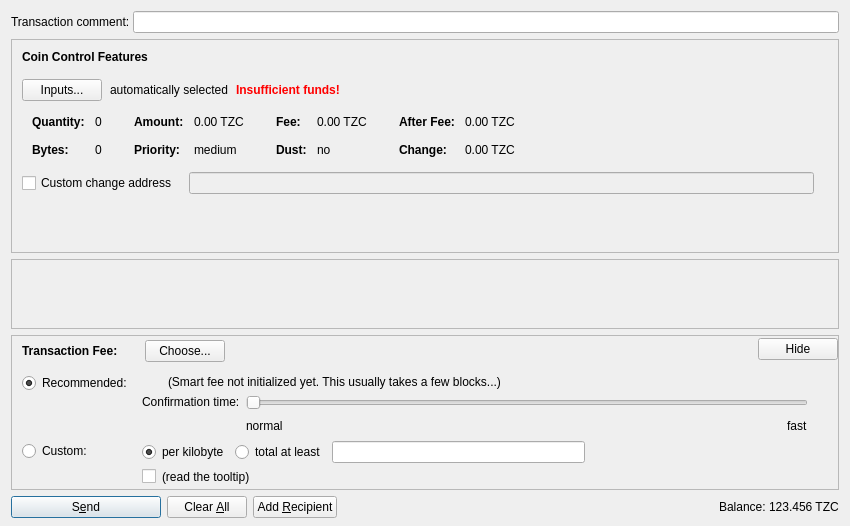
Above: src/qt/forms/sendcoinsdialog.ui from TrezarCoin/TrezarCoin before the change. Below: the same form after it.
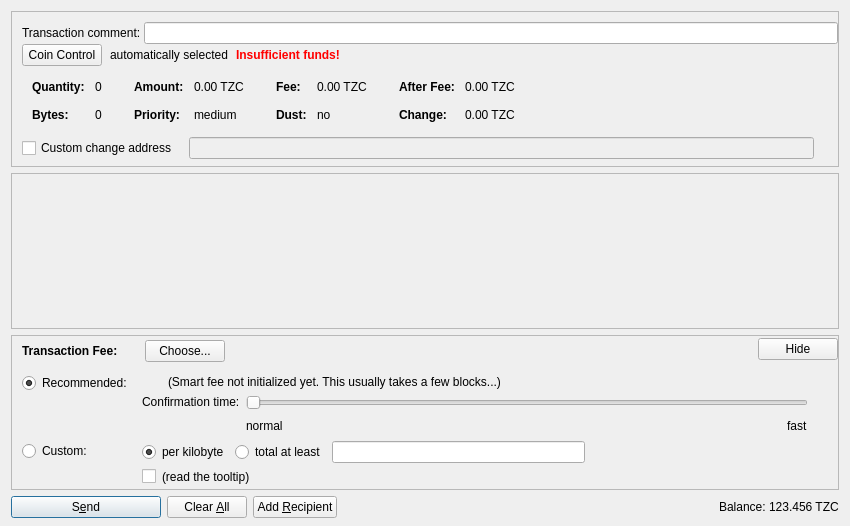
That is the form after the change. Icons and pictures are not drawn. Custom widgets are drawn as their Qt base class.

Commit message: Move TX Command entry dialog

```diff
--- a/src/qt/forms/sendcoinsdialog.ui
+++ b/src/qt/forms/sendcoinsdialog.ui
@@ -17,33 +17,6 @@
    <property name="bottomMargin">
     <number>8</number>
    </property>
-   <item>
-    <layout class="QHBoxLayout" name="horizontalLayoutTxComment">
-     <property name="spacing">
-      <number>0</number>
-     </property>
-     <item>
-      <widget class="QLabel" name="labelTxComment">
-       <property name="text">
-        <string>Transaction comment: </string>
-       </property>
-       <property name="buddy">
-        <cstring>editTxComment</cstring>
-       </property>
-      </widget>
-     </item>
-     <item>
-      <widget class="QValidatedLineEdit" name="editTxComment">
-       <property name="enabled">
-        <bool>true</bool>
-       </property>
-       <property name="toolTip">
-        <string>Enter a transaction comment up to 140 characters (ATTENTION: this information is public)</string>
-       </property>
-      </widget>
-     </item>
-    </layout>
-   </item>
    <item>
     <widget class="QFrame" name="frameCoinControl">
      <property name="sizePolicy">
@@ -92,29 +65,27 @@
          <number>10</number>
         </property>
         <item>
-         <layout class="QHBoxLayout" name="horizontalLayoutCoinControl1">
-          <property name="bottomMargin">
-           <number>15</number>
+         <layout class="QHBoxLayout" name="horizontalLayoutTxComment">
+          <property name="spacing">
+           <number>0</number>
           </property>
           <item>
-           <widget class="QLabel" name="labelCoinControlFeatures">
-            <property name="sizePolicy">
-             <sizepolicy hsizetype="Preferred" vsizetype="Maximum">
-              <horstretch>0</horstretch>
-              <verstretch>0</verstretch>
-             </sizepolicy>
-            </property>
-            <property name="font">
-             <font>
-              <weight>75</weight>
-              <bold>true</bold>
-             </font>
-            </property>
-            <property name="styleSheet">
-             <string notr="true">font-weight:bold;</string>
-            </property>
+           <widget class="QLabel" name="labelTxComment">
             <property name="text">
-             <string>Coin Control Features</string>
+             <string>Transaction comment: </string>
+            </property>
+            <property name="buddy">
+             <cstring>editTxComment</cstring>
+            </property>
+           </widget>
+          </item>
+          <item>
+           <widget class="QValidatedLineEdit" name="editTxComment">
+            <property name="enabled">
+             <bool>true</bool>
+            </property>
+            <property name="toolTip">
+             <string>Enter a transaction comment up to 140 characters (ATTENTION: this information is public)</string>
             </property>
            </widget>
           </item>
@@ -134,7 +105,7 @@
              <string notr="true"/>
             </property>
             <property name="text">
-             <string>Inputs...</string>
+             <string>Coin Control</string>
             </property>
             <property name="autoDefault">
              <bool>false</bool>
```
